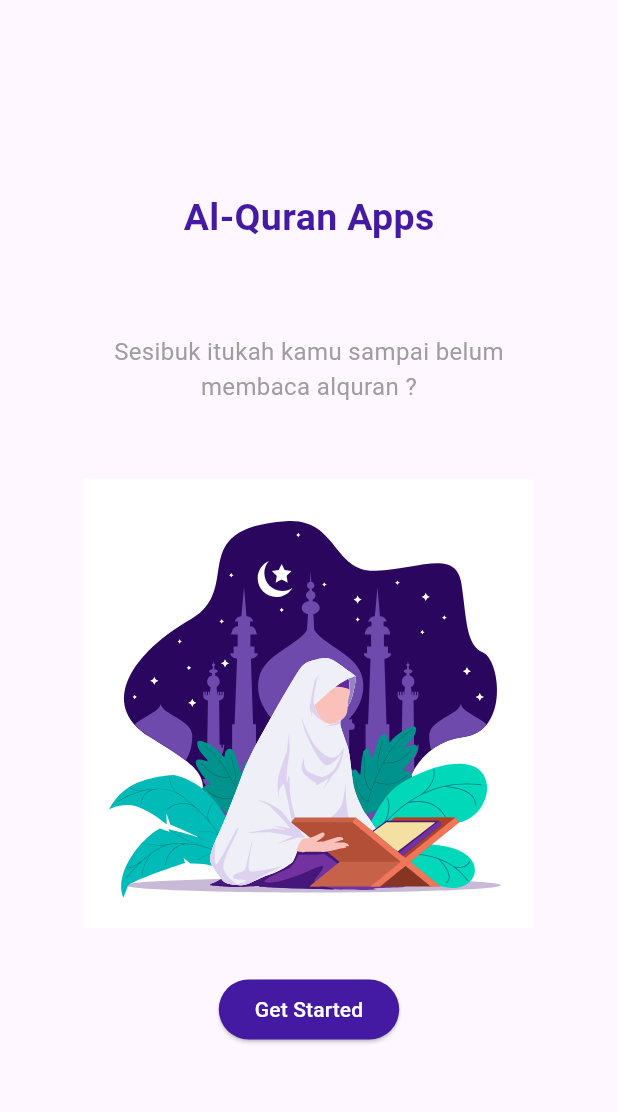
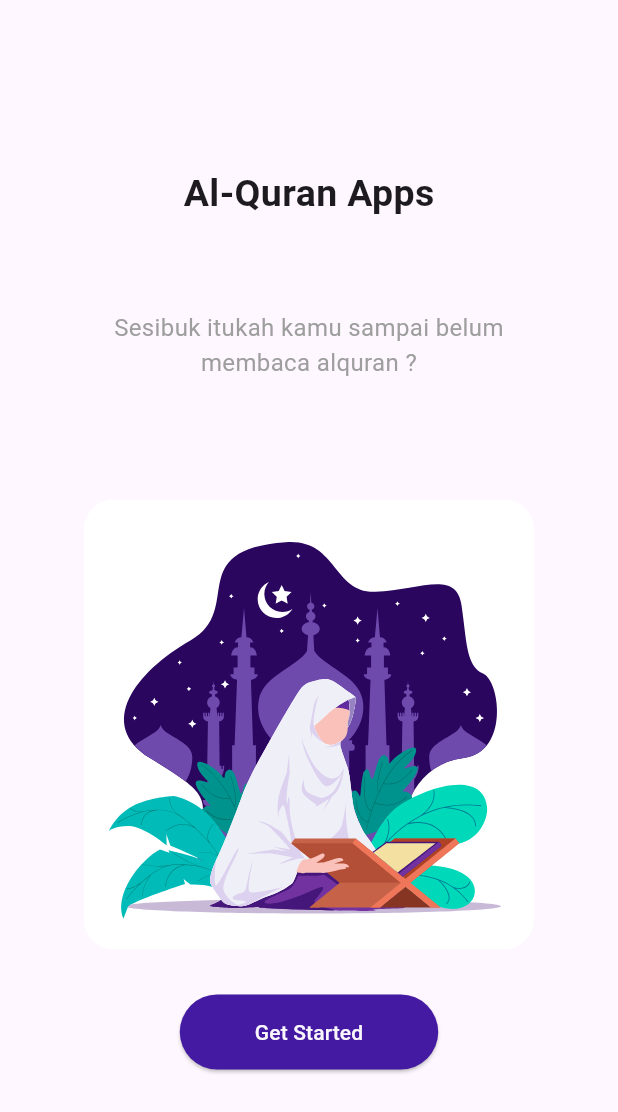
Before and after one commit to FirmanMulyawan/getx_quran, a Flutter app: the screen it shows after launch, on a phone screen of 412 x 824 dp. Shown: the top 1112 px of the screen. Run offline on Flutter 3.47's test engine with Material 3 defaults, Android fonts, the phone set to English and light mode, and no system bars; our stand-ins replace gap, get, lottie.

```diff
--- a/lib/app/modules/home/views/home_view.dart
+++ b/lib/app/modules/home/views/home_view.dart
@@ -14,6 +14,11 @@ class HomeView extends GetView<HomeController> {
       appBar: AppBar(
         title: const Text('HomeView'),
         centerTitle: true,
+        actions: [
+          IconButton(
+              onPressed: () => Get.toNamed(Routes.searchSurah),
+              icon: const Icon(Icons.search))
+        ],
       ),
       body: FutureBuilder<List<Surah>>(
           future: controller.getAllSurah(),
--- a/lib/app/modules/introduction/views/introduction_view.dart
+++ b/lib/app/modules/introduction/views/introduction_view.dart
@@ -1,4 +1,5 @@
 import '../../../../component/config/app_style.dart';
+import '../../../../component/config/app_theme.dart';
 import '../../../routes/app_pages.dart';
 import 'package:flutter/material.dart';
 import 'package:gap/gap.dart';
@@ -19,10 +20,7 @@ class IntroductionView extends GetView<IntroductionController> {
           children: [
             const Text(
               "Al-Quran Apps",
-              style: TextStyle(
-                  fontSize: 25,
-                  fontWeight: FontWeight.bold,
-                  color: AppStyle.purple),
+              style: TextStyle(fontSize: 25, fontWeight: FontWeight.bold),
             ),
             const Gap(20),
             const Padding(
@@ -33,18 +31,30 @@ class IntroductionView extends GetView<IntroductionController> {
                 style: TextStyle(fontSize: 16, color: Colors.grey),
               ),
             ),
-            const Gap(10),
-            SizedBox(
-                width: 300,
-                height: 300,
-                child: Lottie.asset("assets/lotties/animasi-quran-3.json")),
+            const Gap(40),
+            ClipRRect(
+              borderRadius: BorderRadius.circular(AppTheme.textSize2Xl),
+              child: SizedBox(
+                  width: 300,
+                  height: 300,
+                  child: Lottie.asset("assets/lotties/animasi-quran-3.json")),
+            ),
             const Gap(30),
             ElevatedButton(
               onPressed: () => Get.offAllNamed(Routes.home),
               style: ElevatedButton.styleFrom(
-                  foregroundColor: Colors.white,
-                  backgroundColor: AppStyle.purple),
-              child: const Text("Get Started"),
+                  backgroundColor:
+                      Get.isDarkMode ? AppStyle.white : AppStyle.purple,
+                  shape: RoundedRectangleBorder(
+                      borderRadius: BorderRadius.circular(50)),
+                  padding:
+                      const EdgeInsets.symmetric(horizontal: 50, vertical: 15)),
+              child: Text(
+                "Get Started",
+                style: TextStyle(
+                    color:
+                        Get.isDarkMode ? AppStyle.purpleDark : AppStyle.white),
+              ),
             )
           ],
         ),
--- /dev/null
+++ b/lib/app/modules/last_read/controllers/last_read_controller.dart
@@ -0,0 +1,3 @@
+import 'package:get/get.dart';
+
+class LastReadController extends GetxController {}
--- /dev/null
+++ b/lib/app/modules/search_surah/controllers/search_surah_controller.dart
@@ -0,0 +1,3 @@
+import 'package:get/get.dart';
+
+class SearchSurahController extends GetxController {}
--- a/lib/app/routes/app_routes.dart
+++ b/lib/app/routes/app_routes.dart
@@ -6,6 +6,8 @@ abstract class Routes {
   static const home = _Paths.home;
   static const introduction = _Paths.introduction;
   static const detailSurah = _Paths.detailSurah;
+  static const searchSurah = _Paths.searchSurah;
+  static const lastRead = _Paths.lastRead;
 }
 
 abstract class _Paths {
@@ -13,4 +15,6 @@ abstract class _Paths {
   static const home = '/home';
   static const introduction = '/introduction';
   static const detailSurah = '/detail-surah';
+  static const searchSurah = '/search-surah';
+  static const lastRead = '/last-read';
 }
--- a/lib/component/config/app_const.dart
+++ b/lib/component/config/app_const.dart
@@ -1,5 +1,3 @@
 class AppConst {
-  static String defaultPassword = "password";
-  static String defaultRole = "employee";
-  static String collectionPresence = "presence";
+  static String imageAlquran = 'assets/images/im_alquran.png';
 }
--- a/lib/component/config/app_style.dart
+++ b/lib/component/config/app_style.dart
@@ -3,6 +3,7 @@ import 'package:flutter/material.dart';
 class AppStyle {
   // 0xFF
   static const Color purple = Color(0xFF431AA1);
+  static const Color purpleDark = Color(0xFF1E0771);
   static const Color purpleLight1 = Color(0xFF9345F2);
   static const Color purpleLight2 = Color(0xFFB9A2D8);
   static const Color white = Color(0xFFFAF8FC);
--- /dev/null
+++ b/lib/component/config/app_theme.dart
@@ -0,0 +1,42 @@
+import 'package:flutter/material.dart';
+
+import 'app_style.dart';
+
+class AppTheme {
+  static const textSizeXs = 10.0;
+  static const textSizeSm = 12.0;
+  static const textSize2Sm = 13.0;
+  static const textSizeBase = 14.0;
+  static const textSizeLg = 16.0;
+  static const textSizeXl = 18.0;
+  static const textSize2Xl = 20.0;
+  static const textSize3Xl = 22.0;
+  static const textSize4Xl = 24.0;
+  static const textSize5Xl = 26.0;
+  static const textSize6Xl = 28.0;
+  static const textSize7Xl = 30.0;
+
+  var horizontalPadding = 15.0;
+
+  static final ThemeData themeLight = ThemeData(
+      primaryColor: AppStyle.purple,
+      scaffoldBackgroundColor: AppStyle.white,
+      appBarTheme: const AppBarTheme(
+          backgroundColor: AppStyle.purple, foregroundColor: Colors.white),
+      textTheme: const TextTheme(
+        bodyMedium: TextStyle(color: AppStyle.purpleDark),
+        bodyLarge: TextStyle(color: AppStyle.purpleDark),
+        bodySmall: TextStyle(color: AppStyle.purpleDark),
+      ));
+
+  static final ThemeData themeDark = ThemeData(
+      primaryColor: AppStyle.purpleLight2,
+      scaffoldBackgroundColor: AppStyle.purpleDark,
+      appBarTheme: const AppBarTheme(
+          backgroundColor: AppStyle.purpleDark, foregroundColor: Colors.white),
+      textTheme: const TextTheme(
+        bodyMedium: TextStyle(color: AppStyle.white),
+        bodyLarge: TextStyle(color: AppStyle.white),
+        bodySmall: TextStyle(color: AppStyle.white),
+      ));
+}
--- a/pubspec.yaml
+++ b/pubspec.yaml
@@ -27,3 +27,4 @@ flutter:
   uses-material-design: true
   assets:
     - assets/lotties/
+    - assets/images/
```
Also changed, not shown: lib/app/modules/last_read/bindings/last_read_binding.dart (added, +12 -0 lines), lib/app/modules/last_read/views/last_read_view.dart (added, +24 -0 lines), lib/app/modules/search_surah/bindings/search_surah_binding.dart (added, +12 -0 lines), lib/app/modules/search_surah/views/search_surah_view.dart (added, +24 -0 lines), lib/app/routes/app_pages.dart (+14 -0 lines), assets/images/im_alquran.png (added).
